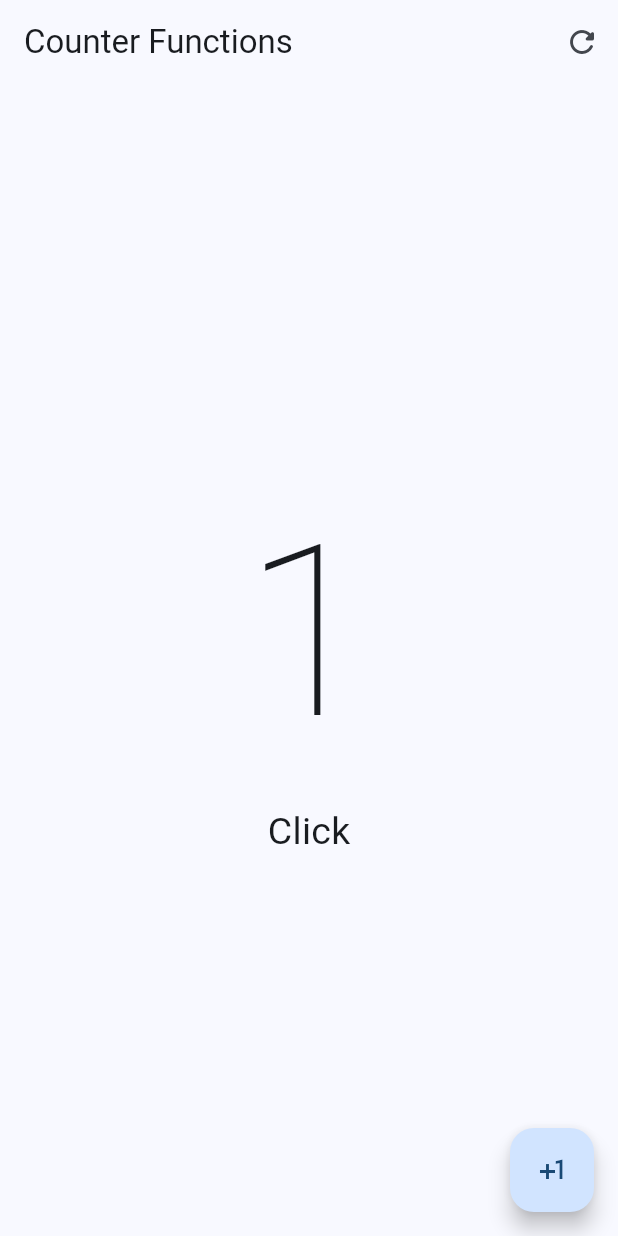
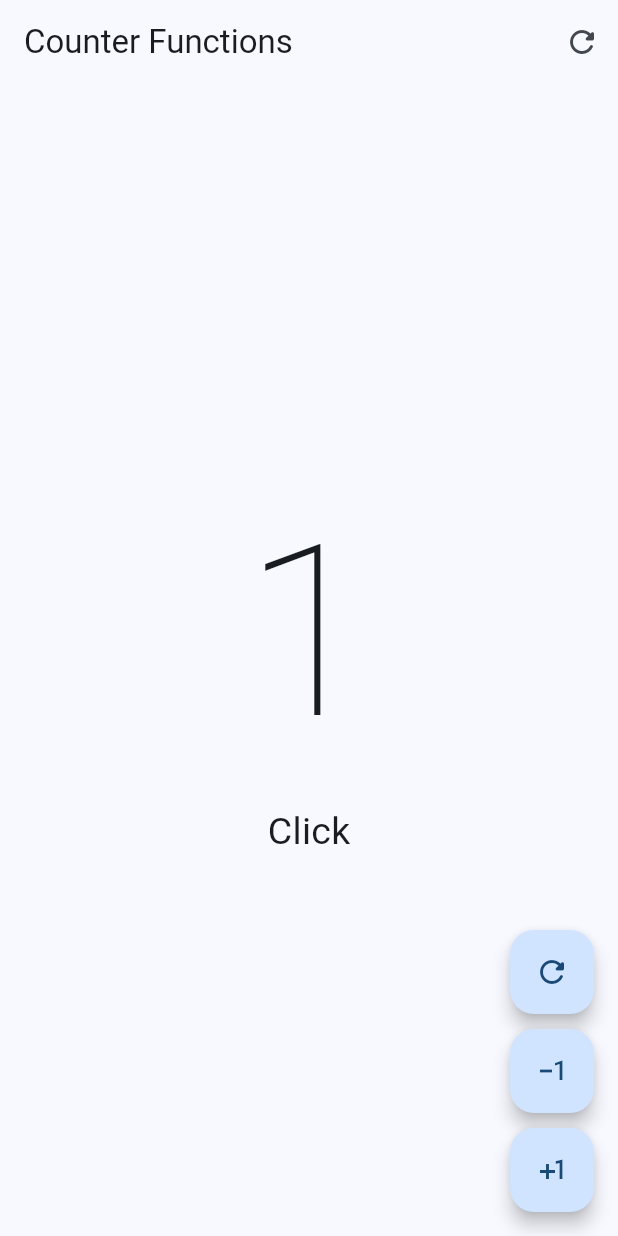
Before and after one commit to javierortegonr/flutterSena, a Flutter app: the screen it shows after launch, after a tap on the "plus one" icon, on a phone screen of 412 x 824 dp. Run offline on Flutter 3.47's test engine with Material 3 defaults, Android fonts, the phone set to English and light mode, and no system bars.

Commit message:
feat: add custom widget

```diff
--- a/lib/presentation/screens/counter_functions_screen.dart
+++ b/lib/presentation/screens/counter_functions_screen.dart
@@ -42,13 +42,53 @@ class _CounterFunctionsScreenState extends State<CounterFunctionsScreen> {
           ],
         ),
       ),
-      floatingActionButton: FloatingActionButton(
-        onPressed: () {
-          clickCounter++;
-          setState(() {});
-        },
-        child: const Icon(Icons.plus_one),
+      floatingActionButton: Column(
+        mainAxisAlignment: MainAxisAlignment.end,
+        children: [
+          CustomButton(
+            icon: Icons.refresh_rounded,
+            onPressed: () {
+              clickCounter = 0;
+              setState(() {});
+            },
+          ),
+          const SizedBox(height: 10),
+          CustomButton(
+            icon: Icons.exposure_minus_1_outlined,
+            onPressed: () {
+              if (clickCounter == 0) return;
+              clickCounter--;
+              setState(() {});
+            },
+          ),
+          const SizedBox(height: 10),
+          CustomButton(
+            icon: Icons.plus_one,
+            onPressed: () {
+              clickCounter++;
+              setState(() {});
+            },
+          ),
+        ],
       ),
     );
   }
 }
+
+class CustomButton extends StatelessWidget {
+  final IconData icon;
+  final VoidCallback? onPressed;
+
+  const CustomButton({super.key, required this.icon, this.onPressed});
+
+  @override
+  Widget build(BuildContext context) {
+    return FloatingActionButton(
+      // shape: const StadiumBorder(),
+      enableFeedback: true,
+      elevation: 5,
+      onPressed: onPressed,
+      child: Icon(icon),
+    );
+  }
+}
```
